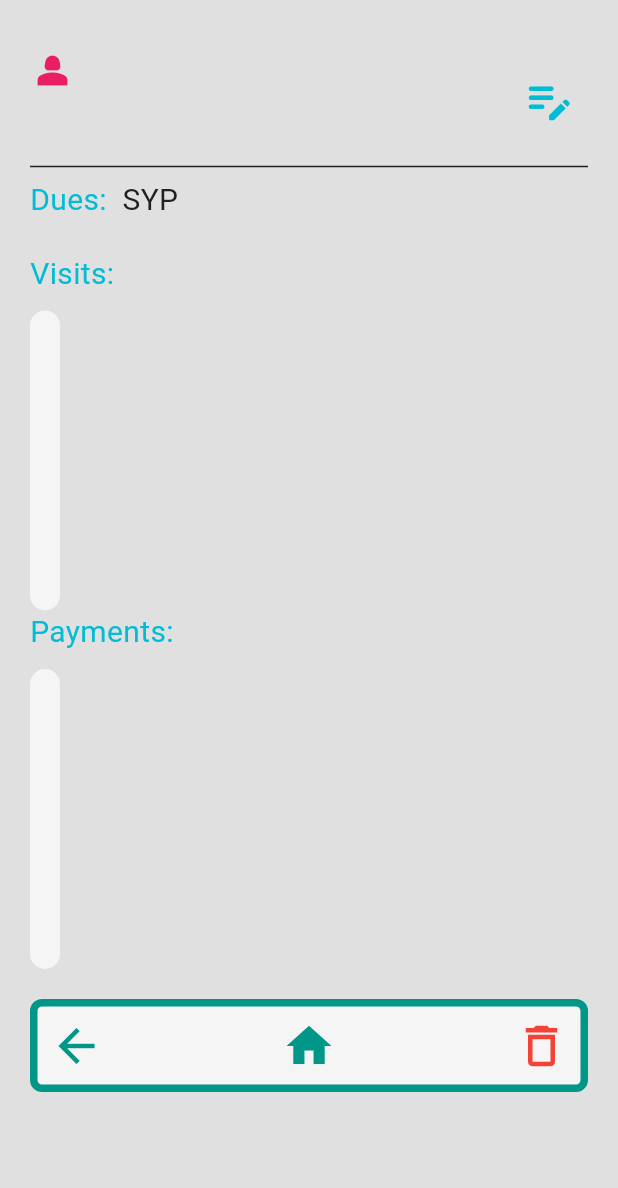
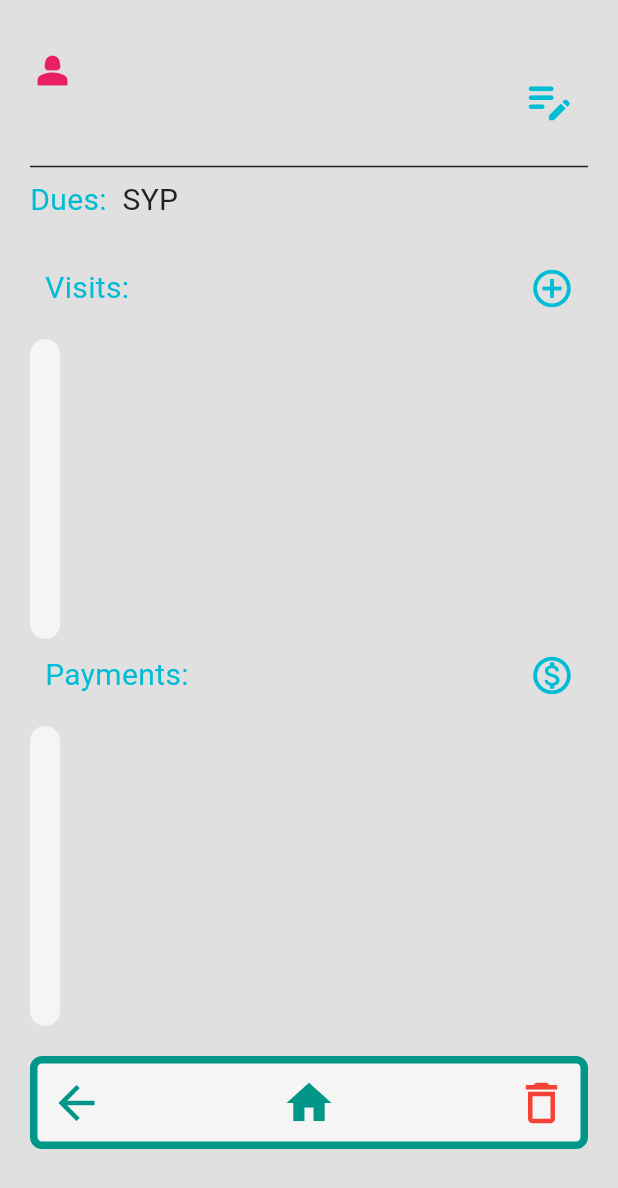
Before and after one commit to AbdullahAlBitar/B-Dental-Flutter, a Flutter app: the PatientDetails screen opened by its route, on a phone screen of 412 x 824 dp. Shown: the top 1188 px of the screen. Run offline on Flutter 3.47's test engine with Material 3 defaults, Android fonts, the phone set to English and light mode, and no system bars; our stand-ins replace shared_preferences; accounts and stored records are empty; project files that could hold a hidden picture were left out.

Commit message:
added the ability to create a payment from the patient page

```diff
--- a/lib/pages/details/patient_details.dart
+++ b/lib/pages/details/patient_details.dart
@@ -6,7 +6,6 @@ import 'package:flutter/material.dart';
 import 'package:shared_preferences/shared_preferences.dart';
 import 'package:http/http.dart' as http;
 import 'dart:convert';
-
 
 class PatientDetails extends StatefulWidget {
   const PatientDetails({super.key});
@@ -104,10 +103,10 @@ class _PatientDetailsState extends State<PatientDetails> {
     Color textColor = getTextColor(context);
 
     return Scaffold(
-      backgroundColor: darkBackgroundColor,  // Dynamically set background color
+      backgroundColor: darkBackgroundColor, // Dynamically set background color
       body: SingleChildScrollView(
         child: Container(
-          color: darkBackgroundColor,  // Dynamically set background color
+          color: darkBackgroundColor, // Dynamically set background color
           padding: const EdgeInsets.fromLTRB(20, 30, 20, 20),
           child: Column(
             mainAxisAlignment: MainAxisAlignment.spaceAround,
@@ -130,7 +129,7 @@ class _PatientDetailsState extends State<PatientDetails> {
                           Text(
                             name,
                             style: TextStyle(
-                                color: textColor,  // Dynamically set text color
+                                color: textColor, // Dynamically set text color
                                 fontSize: 24,
                                 decoration: TextDecoration.none),
                           ),
@@ -140,7 +139,7 @@ class _PatientDetailsState extends State<PatientDetails> {
                       Text(
                         phone,
                         style: TextStyle(
-                            color: accentColor,  // Dynamically set accent color
+                            color: accentColor, // Dynamically set accent color
                             fontSize: 20,
                             decoration: TextDecoration.none),
                       ),
@@ -152,13 +151,13 @@ class _PatientDetailsState extends State<PatientDetails> {
                     },
                     icon: Icon(
                       Icons.edit_note_rounded,
-                      color: accentColor,  // Dynamically set accent color
+                      color: accentColor, // Dynamically set accent color
                       size: 36,
                     ),
                   )
                 ],
               ),
-              Divider(color: textColor),  // Dynamically set divider color
+              Divider(color: textColor), // Dynamically set divider color
               Column(
                 crossAxisAlignment: CrossAxisAlignment.start,
                 children: [
@@ -167,39 +166,67 @@ class _PatientDetailsState extends State<PatientDetails> {
                       Text(
                         'Dues: ',
                         style: TextStyle(
-                            color: accentColor,  // Dynamically set accent color
+                            color: accentColor, // Dynamically set accent color
                             fontSize: 20,
                             decoration: TextDecoration.none),
                       ),
                       Text(
                         dues,
                         style: TextStyle(
-                            color: textColor,  // Dynamically set text color
+                            color: textColor, // Dynamically set text color
                             fontSize: 20,
                             decoration: TextDecoration.none),
                       ),
                       Text(
                         ' SYP',
                         style: TextStyle(
-                            color: textColor,  // Dynamically set text color
+                            color: textColor, // Dynamically set text color
                             fontSize: 20,
                             decoration: TextDecoration.none),
                       ),
                     ],
                   ),
                   const SizedBox(height: 20),
-                  Text(
+                  Row(
+                    mainAxisAlignment: MainAxisAlignment.spaceBetween,
+                    children: [
+                      Padding(
+                        padding: const EdgeInsets.fromLTRB(10, 0, 0, 0),
+                        child: Text(
                           'Visits: ',
                           style: TextStyle(
-                        color: accentColor,  // Dynamically set accent color
+                              color: accentColor, // Dynamically set accent color
                               fontSize: 20,
                               decoration: TextDecoration.none),
+                        ),
+                      ),
+                      IconButton(
+                        onPressed: () {
+                          Navigator.pushNamed(
+                            context,
+                            "/paymentUpdate",
+                            arguments: {
+                              'patientId': id,
+                              'patient_name': name,
+                              'patient_phone': phone,
+                              'patient_sex': sex,
+                            },
+                          );
+                        },
+                        icon: Icon(
+                          Icons.add_circle_outline_sharp,
+                          color: accentColor, // Dynamically set accent color
+                          size: 30,
+                        ),
+                      )
+                    ],
                   ),
                   const SizedBox(height: 10),
                   Container(
                     decoration: BoxDecoration(
                       borderRadius: BorderRadius.circular(16),
-                      color: backgroundColor,  // Dynamically set background color
+                      color:
+                          backgroundColor, // Dynamically set background color
                     ),
                     padding: const EdgeInsets.all(10),
                     height: 200,
@@ -215,18 +242,46 @@ class _PatientDetailsState extends State<PatientDetails> {
                       ),
                     ),
                   ),
-                  Text(
+                  Row(
+                    mainAxisAlignment: MainAxisAlignment.spaceBetween,
+                    children: [
+                      Padding(
+                        padding: const EdgeInsets.fromLTRB(10, 0, 0, 0),
+                        child: Text(
                           'Payments: ',
                           style: TextStyle(
-                        color: accentColor,  // Dynamically set accent color
+                              color: accentColor, // Dynamically set accent color
                               fontSize: 20,
                               decoration: TextDecoration.none),
+                        ),
+                      ),
+                      IconButton(
+                        onPressed: () {
+                          Navigator.pushNamed(
+                            context,
+                            "/paymentUpdate",
+                            arguments: {
+                              'patientId': id,
+                              'patient_name': name,
+                              'patient_phone': phone,
+                              'patient_sex': sex,
+                            },
+                          );
+                        },
+                        icon: Icon(
+                          Icons.monetization_on_outlined,
+                          color: accentColor, // Dynamically set accent color
+                          size: 30,
+                        ),
+                      )
+                    ],
                   ),
                   const SizedBox(height: 10),
                   Container(
                     decoration: BoxDecoration(
                       borderRadius: BorderRadius.circular(16),
-                      color: backgroundColor,  // Dynamically set background color
+                      color:
+                          backgroundColor, // Dynamically set background color
                     ),
                     padding: const EdgeInsets.all(10),
                     height: 200,
```
Also changed, not shown: lib/pages/createPages/payment_create.dart (+21 -8 lines). Lines whose indentation alone changed are shown as unchanged.
